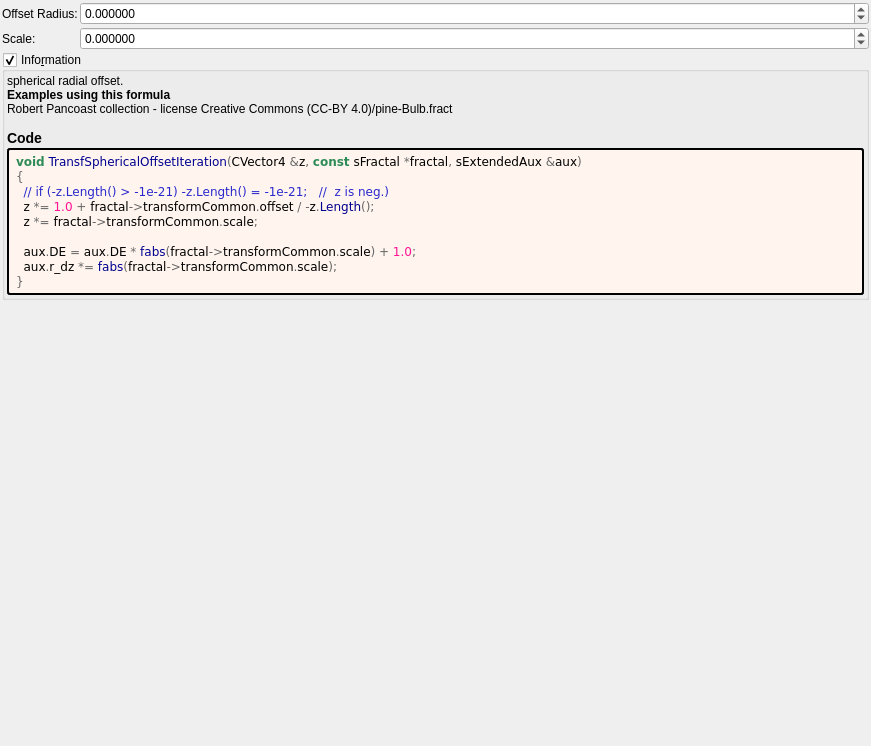
First picture: the form in mandelbulber2/formula/ui/transf_spherical_offset.ui, repository buddhi1980/mandelbulber2, before the edit.
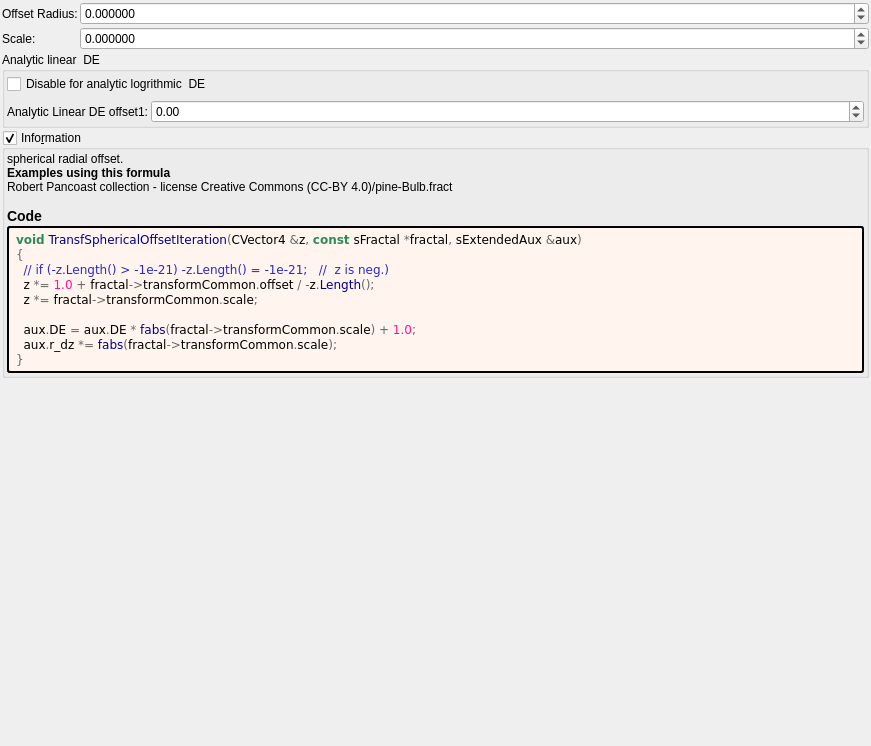
Second picture: the form after the edit. Custom widgets are drawn as their Qt base class.

```diff
--- a/mandelbulber2/formula/ui/transf_spherical_offset.ui
+++ b/mandelbulber2/formula/ui/transf_spherical_offset.ui
@@ -106,6 +106,76 @@
      </item>
     </layout>
    </item>
+   <item>
+    <widget class="QGroupBox" name="groupBox_4">
+     <property name="title">
+      <string>Analytic linear  DE</string>
+     </property>
+     <layout class="QVBoxLayout" name="verticalLayout_8">
+      <property name="leftMargin">
+       <number>2</number>
+      </property>
+      <property name="topMargin">
+       <number>2</number>
+      </property>
+      <property name="rightMargin">
+       <number>2</number>
+      </property>
+      <property name="bottomMargin">
+       <number>2</number>
+      </property>
+      <item>
+       <widget class="QCheckBox" name="checkBox_analyticDE_enabled">
+        <property name="text">
+         <string>Disable for analytic logrithmic  DE</string>
+        </property>
+       </widget>
+      </item>
+      <item>
+       <layout class="QGridLayout" name="gridLayout_26" columnstretch="0,0,1">
+        <property name="spacing">
+         <number>2</number>
+        </property>
+        <item row="0" column="1">
+         <widget class="QLabel" name="label_177">
+          <property name="text">
+           <string>Analytic Linear DE offset1:</string>
+          </property>
+         </widget>
+        </item>
+        <item row="0" column="2">
+         <widget class="MyDoubleSpinBox" name="spinbox_analyticDE_offset_1">
+          <property name="sizePolicy">
+           <sizepolicy hsizetype="Minimum" vsizetype="Maximum">
+            <horstretch>0</horstretch>
+            <verstretch>0</verstretch>
+           </sizepolicy>
+          </property>
+          <property name="prefix">
+           <string/>
+          </property>
+          <property name="suffix">
+           <string/>
+          </property>
+          <property name="decimals">
+           <number>2</number>
+          </property>
+          <property name="minimum">
+           <double>-36000.000000000000000</double>
+          </property>
+          <property name="maximum">
+           <double>36000.000000000000000</double>
+          </property>
+          <property name="singleStep">
+           <double>0.100000000000000</double>
+          </property>
+         </widget>
+        </item>
+       </layout>
+      </item>
+     </layout>
+    </widget>
+   </item>
    <item>
     <widget class="MyGroupBox" name="groupCheck_info">
      <property name="title">
```
Left out of the diff: 2 changed lines with no effect on the pictures.
